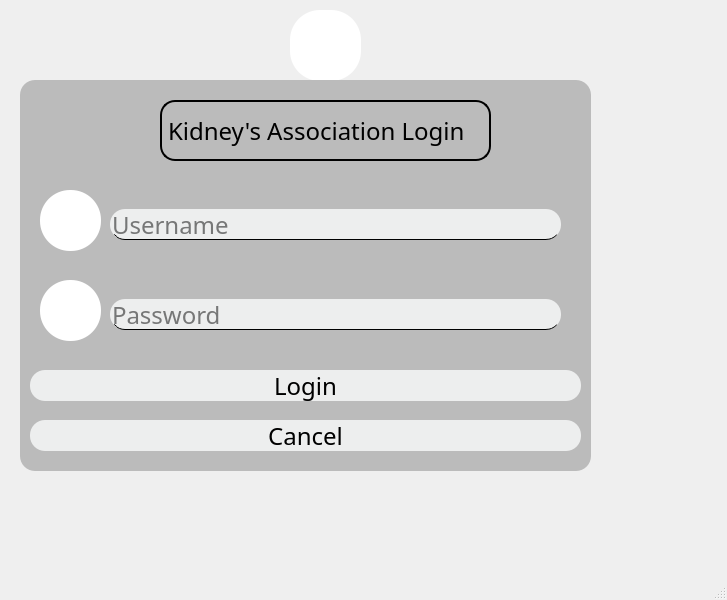
This is login.ui in Lurothero/KidneyAssociation as Qt 5 draws it before an edit. The edited form follows.
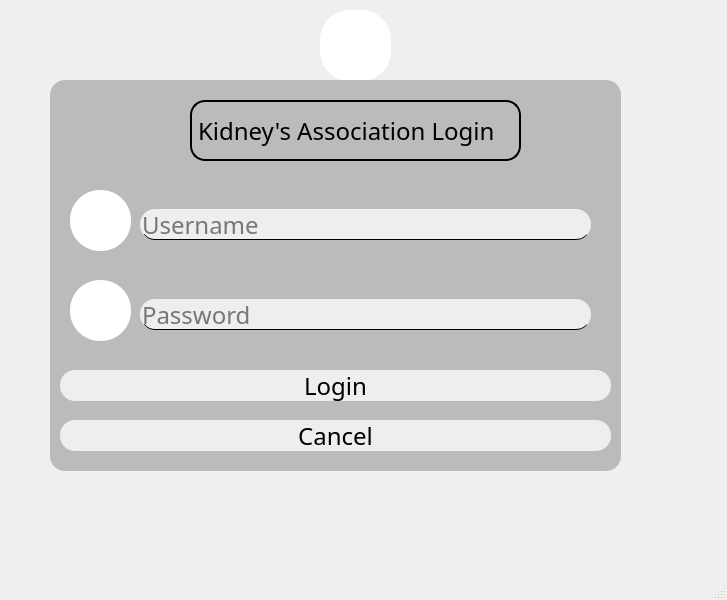
This is the edited form. Icons and pictures are not drawn.

```diff
--- a/login.ui
+++ b/login.ui
@@ -55,7 +55,7 @@
    <widget class="QToolButton" name="loginTool">
     <property name="geometry">
      <rect>
-      <x>290</x>
+      <x>320</x>
       <y>10</y>
       <width>71</width>
       <height>71</height>
@@ -84,7 +84,7 @@
    <widget class="QFrame" name="frame">
     <property name="geometry">
      <rect>
-      <x>20</x>
+      <x>50</x>
       <y>80</y>
       <width>571</width>
       <height>391</height>
```
Left out of the diff: 2 changed lines with no effect on the pictures.
